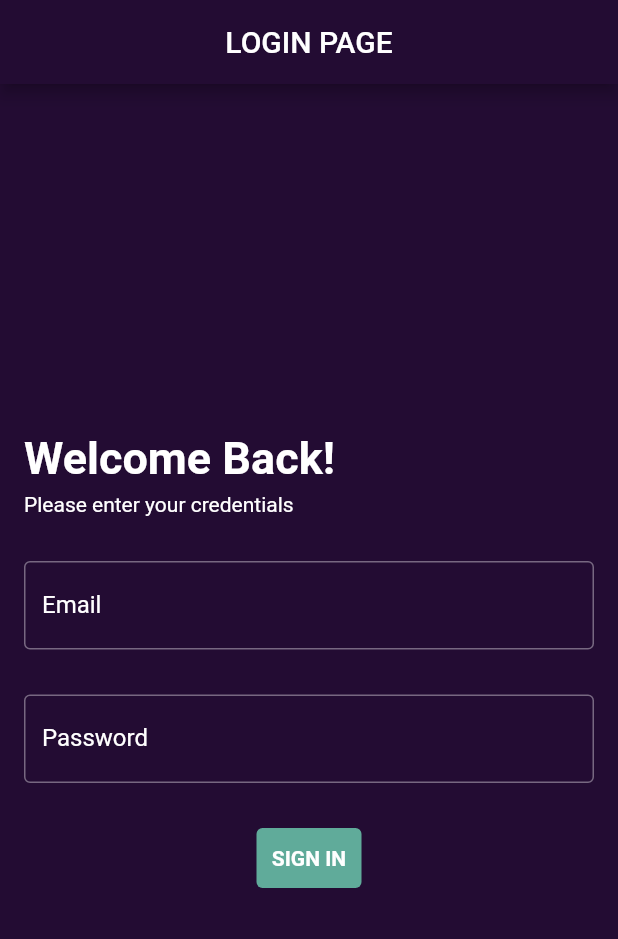
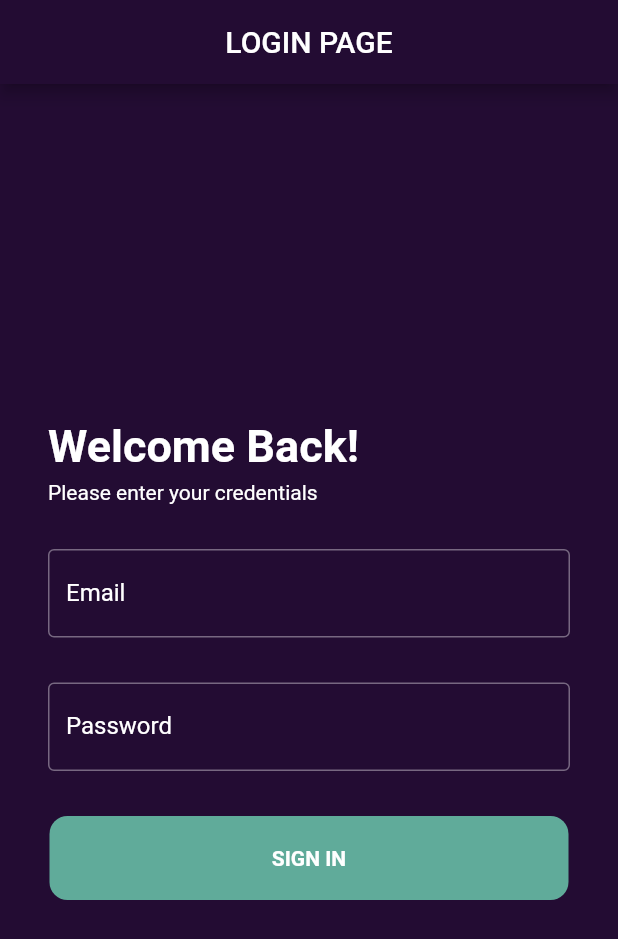
Before and after one commit to yys-yss/bmi-calculator-software, a Flutter app: the screen it shows after launch, on a phone screen of 412 x 824 dp. Shown: the top 939 px of the screen. Run offline on Flutter 3.47's test engine with Material 2 defaults, Android fonts, the phone set to English and light mode, and no system bars; our stand-ins replace firebase_auth, firebase_core, font_awesome_flutter; missing offline and left inert: flutter_gif; accounts and stored records are empty.

Commit message:
fix login screen, navigation problem

```diff
--- a/lib/app_theme.dart
+++ b/lib/app_theme.dart
@@ -1,5 +1,6 @@
+import 'package:bmi_calculator/input_page.dart';
 import 'package:flutter/material.dart';
-import 'login_page.dart';
+
 
 
 class BMICalculator extends StatelessWidget {
@@ -13,7 +14,7 @@ class BMICalculator extends StatelessWidget {
         textTheme: TextTheme(bodyText2: TextStyle(color: Colors.white)),
       ),
       routes: {
-        '/': (context) => LoginPage(),
+        '/': (context) => InputPage(),
       },
       initialRoute: '/',
     );
--- a/lib/login_page.dart
+++ b/lib/login_page.dart
@@ -1,20 +1,40 @@
 import 'package:firebase_auth/firebase_auth.dart';
 import 'package:flutter/material.dart';
 import 'constants.dart';
+import 'main.dart';
 
 class LoginPage extends StatefulWidget {
   @override
   State<LoginPage> createState() => _LoginPageState();
 }
 
-TextEditingController emailController = TextEditingController();
-TextEditingController passwordController = TextEditingController();
 
 class _LoginPageState extends State<LoginPage> {
 
    @override
   Widget build(BuildContext context) {
+
+     final _emailController = TextEditingController();
+     final _passwordController = TextEditingController();
+
+     Future signIn() async {
+       showDialog(
+           context: context,
+           barrierDismissible: false,
+           builder: (context) => AuthWidget());
+       try {
+         await FirebaseAuth.instance.signInWithEmailAndPassword(
+           email: _emailController.text.trim(),
+           password: _passwordController.text.trim(),
+         );
+       } on FirebaseAuthException catch (e) {
+         print(e);
+       }
+       navigatorKey.currentState!.popUntil((route) => route.isFirst);
+     }
+
     return MaterialApp(
+      debugShowCheckedModeBanner: false,
       theme: ThemeData.dark().copyWith(
         appBarTheme: AppBarTheme(color: Color(0xFF230C33)),
         scaffoldBackgroundColor: Color(0xFF230C33),
@@ -29,6 +49,7 @@ class _LoginPageState extends State<LoginPage> {
           padding: const EdgeInsets.all(16.0),
           child: Center(
             child: SingleChildScrollView(
+      padding: EdgeInsets.all(16.0),
               child: Column(
                 mainAxisAlignment: MainAxisAlignment.center,
                 crossAxisAlignment: CrossAxisAlignment.start,
@@ -48,7 +69,7 @@ class _LoginPageState extends State<LoginPage> {
                   ),
                   Container(
                     child: TextField(
-                      controller: emailController,
+                      controller: _emailController,
                       decoration: const InputDecoration(
                         focusedBorder: OutlineInputBorder(
                           borderSide: BorderSide(color: Colors.white),
@@ -65,7 +86,7 @@ class _LoginPageState extends State<LoginPage> {
                   Container(
                     child: TextField(
                       obscureText: true,
-                      controller: passwordController,
+                      controller: _passwordController,
                       decoration: const InputDecoration(
                         focusedBorder: OutlineInputBorder(
                             borderSide: BorderSide(color: Colors.white)),
@@ -78,14 +99,14 @@ class _LoginPageState extends State<LoginPage> {
                   SizedBox(
                     height: 30,
                   ),
-                  Center(
+
+
+                  Padding(
+                  padding: const EdgeInsets.symmetric(horizontal: 1.0),
                   child: GestureDetector(
-                      onTap: () {
-                        signIn();
-                      },
+                    onTap: signIn,
                     child: Container(
-                        height: 40,
-                        width: 70,
+                      padding: EdgeInsets.all(20),
                       child: Center(
                         child: Text(
                           'SIGN IN',
@@ -95,11 +116,12 @@ class _LoginPageState extends State<LoginPage> {
                       ),
                       decoration: BoxDecoration(
                         color: kBottomContainerColor,
-                          borderRadius: BorderRadius.circular(4.0),
+                        borderRadius: BorderRadius.circular(12.0),
                       ),
                     ),
                   ),
                   ),
+                  //
                 ],
               ),
             ),
@@ -109,7 +131,3 @@ class _LoginPageState extends State<LoginPage> {
     );
   }
 }
-
-Future signIn() async {
-  await FirebaseAuth.instance.signInWithEmailAndPassword(email: emailController.toString().trim(), password: passwordController.toString().trim());
-}
--- a/lib/main.dart
+++ b/lib/main.dart
@@ -10,9 +10,12 @@ Future<void> main() async {
   runApp(AuthWidget());
 }
 
+final navigatorKey = GlobalKey<NavigatorState>();
+
 class AuthWidget extends StatelessWidget {
   @override
   Widget build(BuildContext context) => MaterialApp(
+    debugShowCheckedModeBanner: false,
     home: Scaffold(
       body: StreamBuilder<User?>(
         stream: FirebaseAuth.instance.authStateChanges(),
```
Also changed, not shown: 1 other file. Lines whose indentation alone changed are shown as unchanged.
